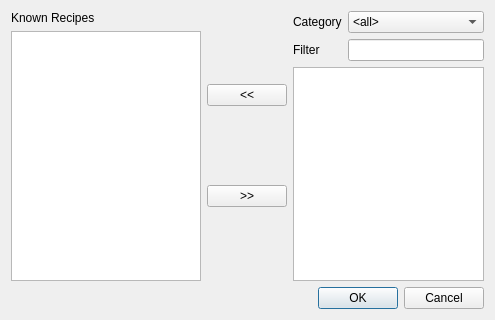
The window that starcheat/templates/Blueprints.ui (wizzomafizzo/starcheat) describes before a commit, drawn with Qt 5.
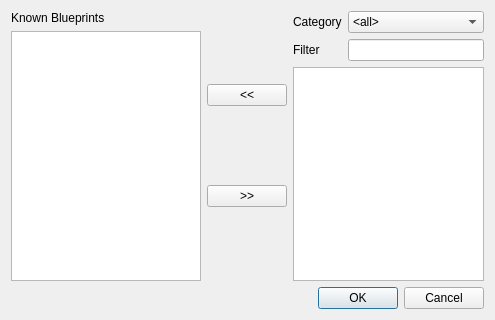
The same window after the commit.

Commit message: Multi select support for blueprint lists and fixed rebuild db bug

The edit to the form file:
```diff
--- a/starcheat/templates/Blueprints.ui
+++ b/starcheat/templates/Blueprints.ui
@@ -22,7 +22,7 @@
      <item row="0" column="0">
       <widget class="QLabel" name="known_label">
        <property name="text">
-        <string>Known Recipes</string>
+        <string>Known Blueprints</string>
        </property>
       </widget>
      </item>
```
Left out of the diff: 20 changed lines with no effect on the pictures. The commit also changes 5 other files.
